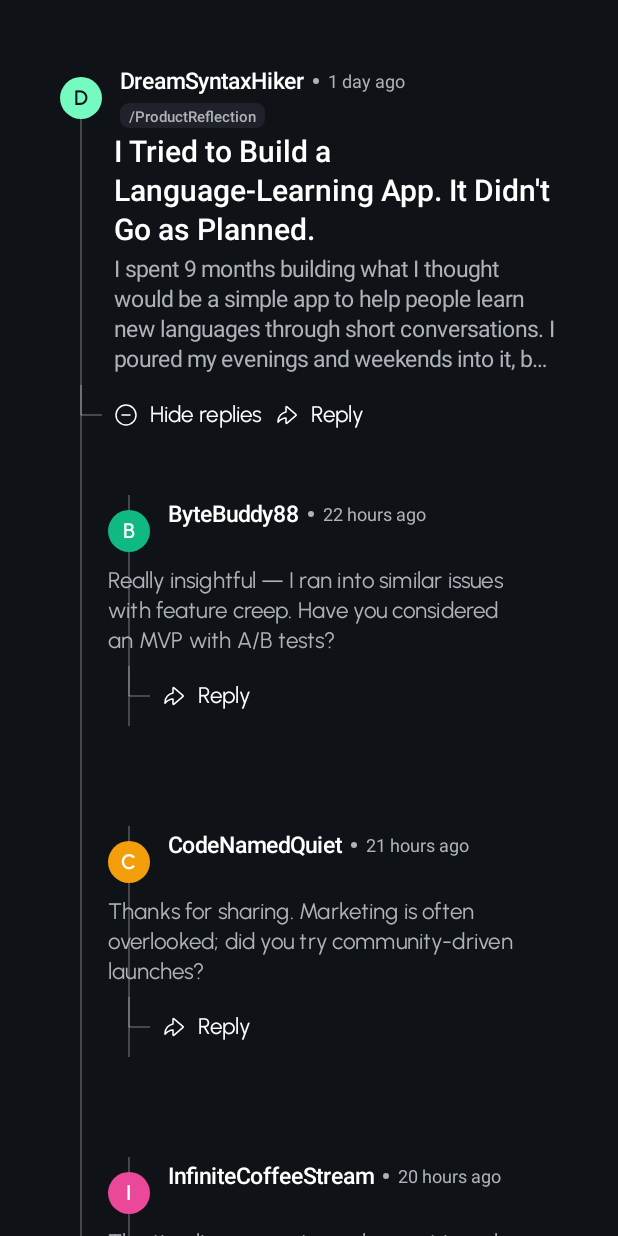
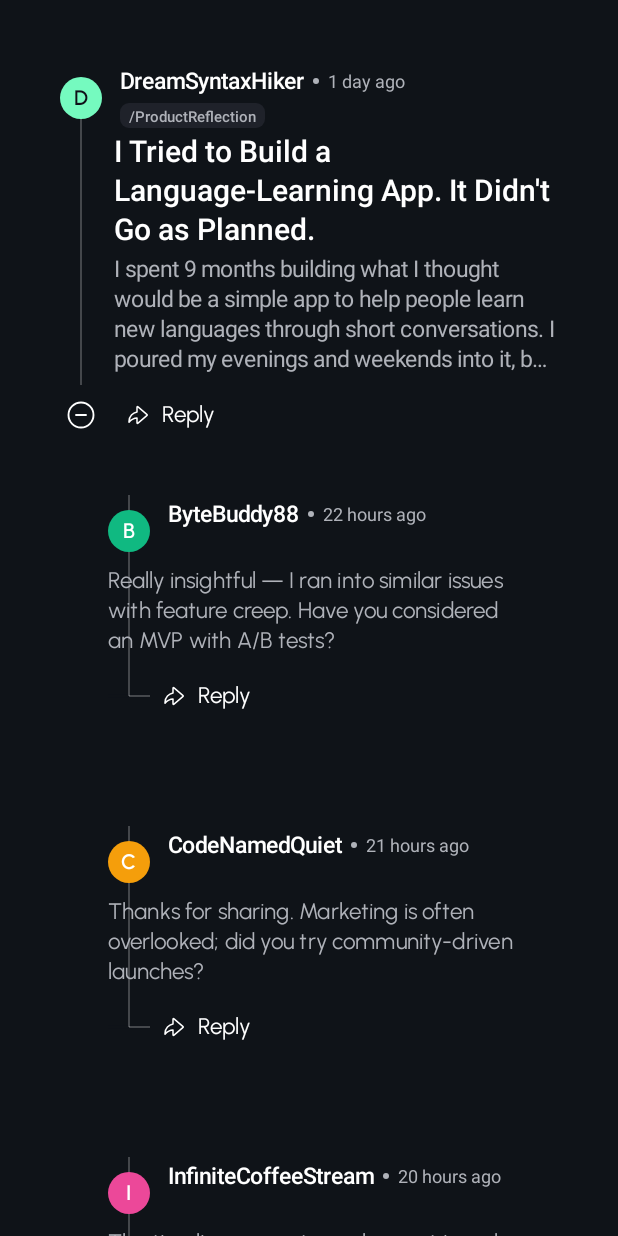
Before and after one commit to abaddona74-glitch/CollapsibleChatThread, an Android app built with Jetpack Compose: the screen it shows after launch (MainActivity), after a tap on an icon or button, on a phone screen of 412 x 824 dp. Run offline under Robolectric (Android 15) with nearby library versions, the phone set to English and light mode, and no system bars.

Commit message:
feat: Enhance CommentItem with dynamic connector rails and improved toggle functionality

```diff
--- a/app/src/main/java/com/maxmudbek/collapsiblechatthread/ui/components/ThreadedComments.kt
+++ b/app/src/main/java/com/maxmudbek/collapsiblechatthread/ui/components/ThreadedComments.kt
@@ -64,6 +64,8 @@ fun CommentItem(
     val indent = (depth * 12).dp
     val hasReplies = comment.replies.isNotEmpty()
     var expanded by rememberSaveable(comment.id) { mutableStateOf(false) }
+    // Track the Y position of the actions row so rails can be capped at that point
+    val actionsTopPx = remember { mutableStateOf<Float?>(null) }
 
     // Each comment block: horizontal 20dp + depth indent, vertical 33dp
     Box(
@@ -72,7 +74,9 @@ fun CommentItem(
             .padding(start = indent + 20.dp, end = 20.dp, top = 33.dp, bottom = 33.dp)
             .drawBehind {
                 val railX = avatarSize.toPx() / 2f
-                val endY = size.height
+                // Cap rails at the actions row top (if measured) so they don't extend
+                // past the elbow/connector area.
+                val endY = actionsTopPx.value ?: size.height
 
                 // Rail for replies (this comment as a child) — continuous from top
                 if (depth > 0) {
@@ -233,18 +237,37 @@ fun CommentItem(
                     .fillMaxWidth()
                     .padding(top = 8.dp)
                     .height(40.dp)
-                    .animateContentSize(),
+                    .animateContentSize()
+                    .onGloballyPositioned { coords ->
+                        // positionInParent() gives px offset relative to the Column parent.
+                        actionsTopPx.value = coords.positionInParent().y
+                    },
                 verticalAlignment = Alignment.CenterVertically
             ) {
-                // Left area: reserve avatar width so connector aligns with avatar center
+                // Left area: reserve avatar width so connector aligns with avatar center.
+                // When expanded, show the minus icon inside this box centered on the rail.
+                val verticalLenDp = 20.dp
+                val horizontalLenDp = 14.dp
                 Box(
                     modifier = Modifier
                         .width(28.dp)
                         .fillMaxHeight()
                         .drawBehind {
                             val cx = size.width / 2f
-                            val verticalLen = 20.dp.toPx()
-                            val horizontalLen = 14.dp.toPx()
+                            val verticalLen = verticalLenDp.toPx()
+                            val horizontalLen = horizontalLenDp.toPx()
+                            // Draw L-shaped connector only when collapsed; when expanded we
+                            // show the minus icon in this box instead and hide the L connector.
+                            if (!expanded) {
+                                // Mask a small horizontal strip at the elbow so any stray
+                                // lines from parent drawing do not protrude past the elbow.
+                                val maskHalf = 1.dp.toPx()
+                                drawRect(
+                                    color = bg,
+                                    topLeft = Offset(0f, verticalLen - maskHalf),
+                                    size = androidx.compose.ui.geometry.Size(size.width, maskHalf * 2f)
+                                )
+
                                 // Draw vertical segment (from top of actions box down verticalLen)
                                 drawLine(
                                     color = Color(0x4DFFFFFF),
@@ -260,31 +283,48 @@ fun CommentItem(
                                     strokeWidth = 1.dp.toPx()
                                 )
                             }
+                        },
+                    contentAlignment = Alignment.Center
+                ) {
+                    if (hasReplies && expanded) {
+                        Icon(
+                            painter = painterResource(id = R.drawable.icon_minus_circle),
+                            contentDescription = "Hide replies",
+                            tint = Color.White,
+                            modifier = Modifier
+                                .size(20.dp)
+                                .clickable { expanded = !expanded }
                         )
+                    }
+                }
 
                 Spacer(modifier = Modifier.width(8.dp))
 
-                // Toggle group: icon + text, 8dp spacing between icon and text
+                // Toggle group: when collapsed show icon+label; when expanded the minus icon
+                // is rendered inside the left connector box, so we don't render the label here.
                 if (hasReplies) {
-                    val label = if (expanded) "Hide replies" else {
+                    val label = run {
                         val c = comment.getTotalReplyCount()
                         if (c == 1) "Show 1 reply" else "Show $c replies"
                     }
 
+                    // Clicking anywhere on this Row toggles expand/collapse.
                     Row(
                         modifier = Modifier
                             .clickable { expanded = !expanded }
                             .wrapContentHeight(Alignment.CenterVertically),
                         verticalAlignment = Alignment.CenterVertically
                     ) {
+                        if (!expanded) {
                             Icon(
-                            painter = painterResource(id = if (expanded) R.drawable.icon_minus_circle else R.drawable.icon_plus_circle),
+                                painter = painterResource(id = R.drawable.icon_plus_circle),
                                 contentDescription = label,
                                 tint = Color.White,
                                 modifier = Modifier.size(16.dp)
                             )
                             Spacer(Modifier.width(8.dp))
                             Text(text = label, color = Color.White)
+                        }
                     }
 
                     Spacer(modifier = Modifier.width(8.dp))
```
Lines whose indentation alone changed are shown as unchanged.
